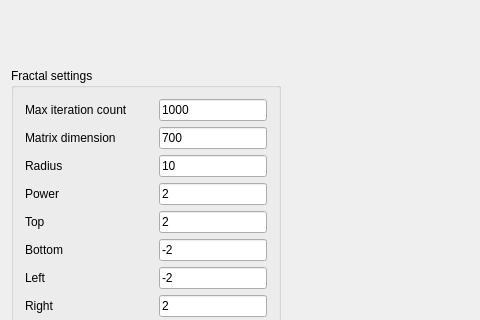
The window that src/MainWindow.ui (SergShtelmakh/Fractal-Qt) describes before a commit, drawn with Qt 5; both pictures show x 0 to 480 and y 0 to 320 of the 651 by 418 pixel window.
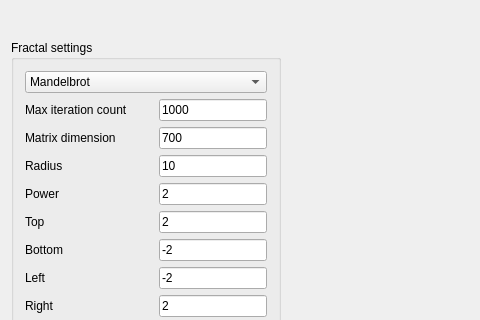
The same window after the commit. Custom widgets are drawn as their Qt base class.

Commit message: Added Fractal type combobox

```diff
--- a/src/MainWindow.ui
+++ b/src/MainWindow.ui
@@ -60,6 +60,20 @@
          <string>Fractal settings</string>
         </property>
         <layout class="QVBoxLayout" name="verticalLayout">
+         <item>
+          <widget class="QComboBox" name="cbFractalType">
+           <item>
+            <property name="text">
+             <string>Mandelbrot</string>
+            </property>
+           </item>
+           <item>
+            <property name="text">
+             <string>Julia</string>
+            </property>
+           </item>
+          </widget>
+         </item>
          <item>
           <layout class="QHBoxLayout" name="horizontalLayout_9">
            <item>
```
The commit also changes 3 other files.
